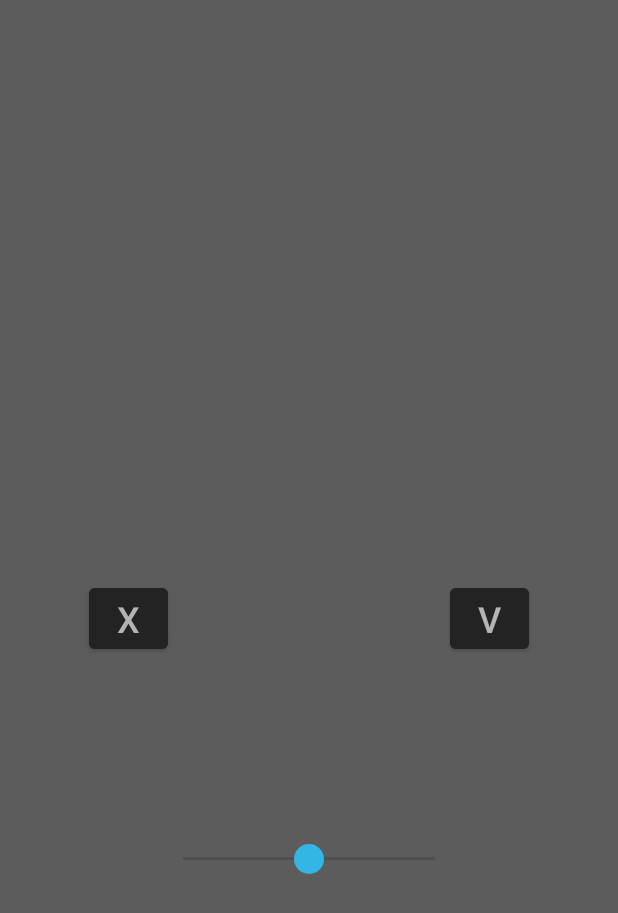
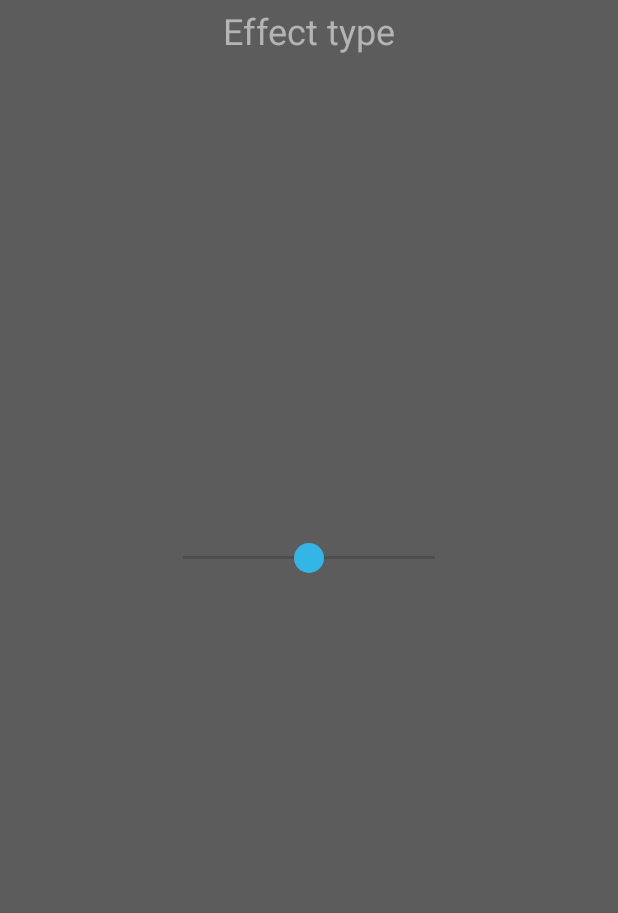
Before and after one commit to BKowalskiOff/MobilePhotoEditor, an Android app: the layout fragment_effect_config.xml on its own in the app's theme, with its tools: preview values and no code run, on a phone screen of 412 x 824 dp. Shown: the top 913 px of the screen. Run offline under Robolectric (Android 15) with nearby library versions, the phone set to English and light mode, and no system bars.

Commit message:
Add colour balance config UI

```diff
--- a/app/src/main/java/com/example/photoeditor/EffectConfig.kt
+++ b/app/src/main/java/com/example/photoeditor/EffectConfig.kt
@@ -14,6 +14,7 @@ import com.example.photoeditor.photo_classes.EffectType
 import com.example.photoeditor.photo_classes.IEffect
 import com.example.photoeditor.photo_classes.IEffectFactory
 import kotlinx.coroutines.runBlocking
+import kotlin.math.max
 
 interface EffectConfigApplyListener{
     fun onEffectConfigApply(effect: IEffect)
@@ -75,7 +76,8 @@ class EffectConfig : Fragment() {
         binding.buttonRevert.setOnClickListener {
             effectConfigRevertListener.onEffectConfigRevert()
         }
-        if (param1 == EffectType.SHARPNESS){
+        when(param1){
+            EffectType.SHARPNESS -> {
                 binding.seekBarEffectVal.visibility = View.GONE
                 binding.buttonApply.visibility = View.VISIBLE
                 binding.buttonApply.setOnClickListener {
@@ -83,8 +85,26 @@ class EffectConfig : Fragment() {
                         effectConfigApplyListener.onEffectConfigApply(it)
                     }
                 }
-            return
             }
+            EffectType.COLOUR_BALANCE -> {
+                binding.buttonRed.visibility = View.VISIBLE
+                binding.buttonGreen.visibility = View.VISIBLE
+                binding.buttonBlue.visibility = View.VISIBLE
+
+                binding.buttonRed.setOnClickListener {
+                    binding.buttonGreen.visibility = View.INVISIBLE
+                    binding.buttonBlue.visibility = View.INVISIBLE
+                }
+                binding.buttonGreen.setOnClickListener {
+                    binding.buttonRed.visibility = View.INVISIBLE
+                    binding.buttonBlue.visibility = View.INVISIBLE
+                }
+                binding.buttonBlue.setOnClickListener {
+                    binding.buttonRed.visibility = View.INVISIBLE
+                    binding.buttonGreen.visibility = View.INVISIBLE
+                }
+            }
+            else -> {
                 binding.seekBarEffectVal.setOnSeekBarChangeListener(object: SeekBar.OnSeekBarChangeListener{
                     override fun onProgressChanged(p0: SeekBar?, p1: Int, p2: Boolean) {
 
@@ -110,6 +130,10 @@ class EffectConfig : Fragment() {
                         }
                     }
                 })
+
+            }
+        }
+
         }
 
     companion object {
--- a/app/src/main/res/layout/fragment_effect_config.xml
+++ b/app/src/main/res/layout/fragment_effect_config.xml
@@ -13,15 +13,17 @@
         android:id="@+id/textView_effect_type"
         android:layout_width="wrap_content"
         android:layout_height="wrap_content"
+        android:layout_marginBottom="18dp"
         android:padding="4sp"
-        android:text=""
+        android:text="Effect type"
         android:textColor="@color/menu_button_text_dark_grey"
         android:textFontWeight="5"
         android:textSize="24sp"
         app:layout_constraintBottom_toTopOf="@+id/seekBar_effect_val"
         app:layout_constraintEnd_toEndOf="parent"
         app:layout_constraintStart_toStartOf="parent"
-        app:layout_constraintTop_toTopOf="parent" />
+        app:layout_constraintTop_toTopOf="parent"
+        app:layout_constraintVertical_bias="0.0" />
 
     <SeekBar
         android:id="@+id/seekBar_effect_val"
@@ -36,7 +38,7 @@
         app:layout_constraintEnd_toEndOf="parent"
         app:layout_constraintStart_toStartOf="parent"
         app:layout_constraintTop_toTopOf="parent"
-        app:layout_constraintVertical_bias="0.7" />
+        app:layout_constraintVertical_bias="0.45" />
 
     <ProgressBar
         android:id="@+id/progressBar_processing_image"
@@ -67,12 +69,10 @@
 
     <Button
         android:id="@+id/button_revert"
-        android:layout_width="0dp"
+        android:layout_width="wrap_content"
         android:layout_height="wrap_content"
-        app:layout_constraintDimensionRatio="1:1"
         android:layout_marginEnd="64dp"
         android:backgroundTint="@color/menu_background_darker_grey"
-        android:textSize="24dp"
         android:text="@string/revert"
         android:textAllCaps="false"
         android:textColor="@color/menu_button_text_dark_grey"
@@ -80,16 +80,16 @@
         app:layout_constraintEnd_toStartOf="@+id/button_accept"
         app:layout_constraintHorizontal_bias="0.5"
         app:layout_constraintStart_toStartOf="parent"
-        app:layout_constraintTop_toTopOf="parent" />
+        app:layout_constraintTop_toTopOf="parent"
+        app:layout_constraintVertical_bias="0.9"
+        tools:visibility="gone" />
 
     <Button
         android:id="@+id/button_accept"
-        android:layout_width="0dp"
+        android:layout_width="wrap_content"
         android:layout_height="wrap_content"
-        app:layout_constraintDimensionRatio="1:1"
         android:layout_marginStart="64dp"
         android:backgroundTint="@color/menu_background_darker_grey"
-        android:textSize="24dp"
         android:text="@string/accept"
         android:textAllCaps="false"
         android:textColor="@color/menu_button_text_dark_grey"
@@ -97,7 +97,58 @@
         app:layout_constraintEnd_toEndOf="parent"
         app:layout_constraintHorizontal_bias="0.5"
         app:layout_constraintStart_toEndOf="@+id/button_revert"
-        app:layout_constraintTop_toTopOf="parent" />
+        app:layout_constraintTop_toTopOf="parent"
+        app:layout_constraintVertical_bias="0.9"
+        tools:visibility="gone" />
+
+
+    <Button
+        android:id="@+id/button_red"
+        android:layout_width="40dp"
+        android:layout_height="0dp"
+        android:layout_marginStart="128dp"
+        android:layout_marginEnd="8dp"
+        android:visibility="gone"
+        android:text=""
+        android:backgroundTint="#dd0000"
+        app:layout_constraintBottom_toBottomOf="parent"
+        app:layout_constraintDimensionRatio="1:1"
+        app:layout_constraintEnd_toStartOf="@id/button_green"
+        app:layout_constraintStart_toStartOf="parent"
+        app:layout_constraintTop_toTopOf="parent"
+        app:layout_constraintVertical_bias="0.9" />
+
+    <Button
+        android:id="@+id/button_green"
+        android:layout_width="40dp"
+        android:layout_height="0dp"
+        android:layout_marginStart="8dp"
+        android:layout_marginEnd="8dp"
+        android:visibility="gone"
+        android:text=""
+        android:backgroundTint="#00dd00"
+        app:layout_constraintBottom_toBottomOf="parent"
+        app:layout_constraintDimensionRatio="1:1"
+        app:layout_constraintEnd_toStartOf="@id/button_blue"
+        app:layout_constraintStart_toEndOf="@id/button_red"
+        app:layout_constraintTop_toTopOf="parent"
+        app:layout_constraintVertical_bias="0.9" />
+
+    <Button
+        android:id="@+id/button_blue"
+        android:layout_width="40dp"
+        android:layout_height="0dp"
+        android:layout_marginStart="8dp"
+        android:layout_marginEnd="128dp"
+        android:visibility="gone"
+        android:text=""
+        android:backgroundTint="#0000dd"
+        app:layout_constraintBottom_toBottomOf="parent"
+        app:layout_constraintDimensionRatio="1:1"
+        app:layout_constraintEnd_toEndOf="parent"
+        app:layout_constraintStart_toEndOf="@id/button_green"
+        app:layout_constraintTop_toTopOf="parent"
+        app:layout_constraintVertical_bias="0.9" />
 
 
 </androidx.constraintlayout.widget.ConstraintLayout>
--- a/app/src/main/res/values/strings.xml
+++ b/app/src/main/res/values/strings.xml
@@ -11,6 +11,6 @@
     <string name="colour_balance">Balans \nkolorów</string>
     <string name="gamma_correction">Korekcja gamma</string>
     <string name="apply">Zastosuj</string>
-    <string name="revert">X</string>
-    <string name="accept">V</string>
+    <string name="revert">Cofnij</string>
+    <string name="accept">Zatwierdź</string>
 </resources>
```
Lines whose indentation alone changed are shown as unchanged.
